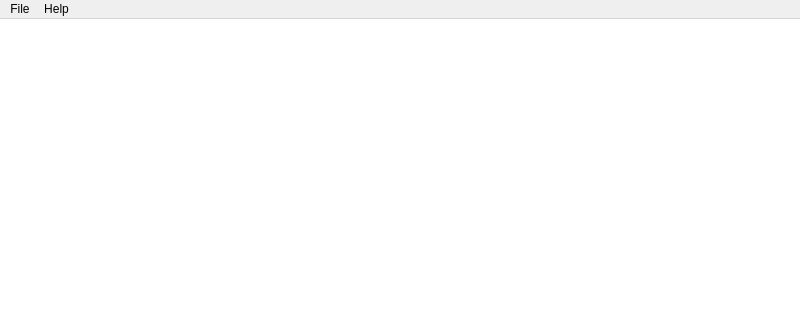
The window that src/mainwindow.ui (CamK06/QNotepad) describes before a commit, drawn with Qt 5; both pictures show x 0 to 800 and y 0 to 320 of the 800 by 600 pixel window.
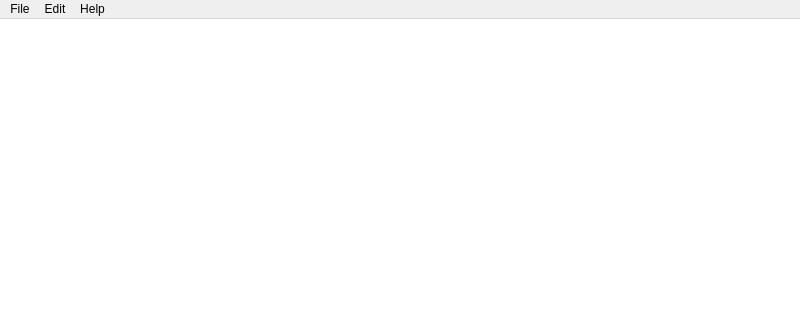
The same window after the commit.

Commit message: Add 'Edit' menu to menubar

```diff
--- a/src/mainwindow.ui
+++ b/src/mainwindow.ui
@@ -75,7 +75,19 @@
     <addaction name="helpBugReport"/>
     <addaction name="helpAbout"/>
    </widget>
+   <widget class="QMenu" name="menuEdit">
+    <property name="title">
+     <string>Edit</string>
+    </property>
+    <addaction name="editUndo"/>
+    <addaction name="editRedo"/>
+    <addaction name="separator"/>
+    <addaction name="editCut"/>
+    <addaction name="editCopy"/>
+    <addaction name="editPaste"/>
+   </widget>
    <addaction name="menuFile"/>
+   <addaction name="menuEdit"/>
    <addaction name="menuHelp"/>
   </widget>
   <action name="fileOpen">
```
Left out of the diff: 40 changed lines with no effect on the pictures. The commit also changes 2 other files.
